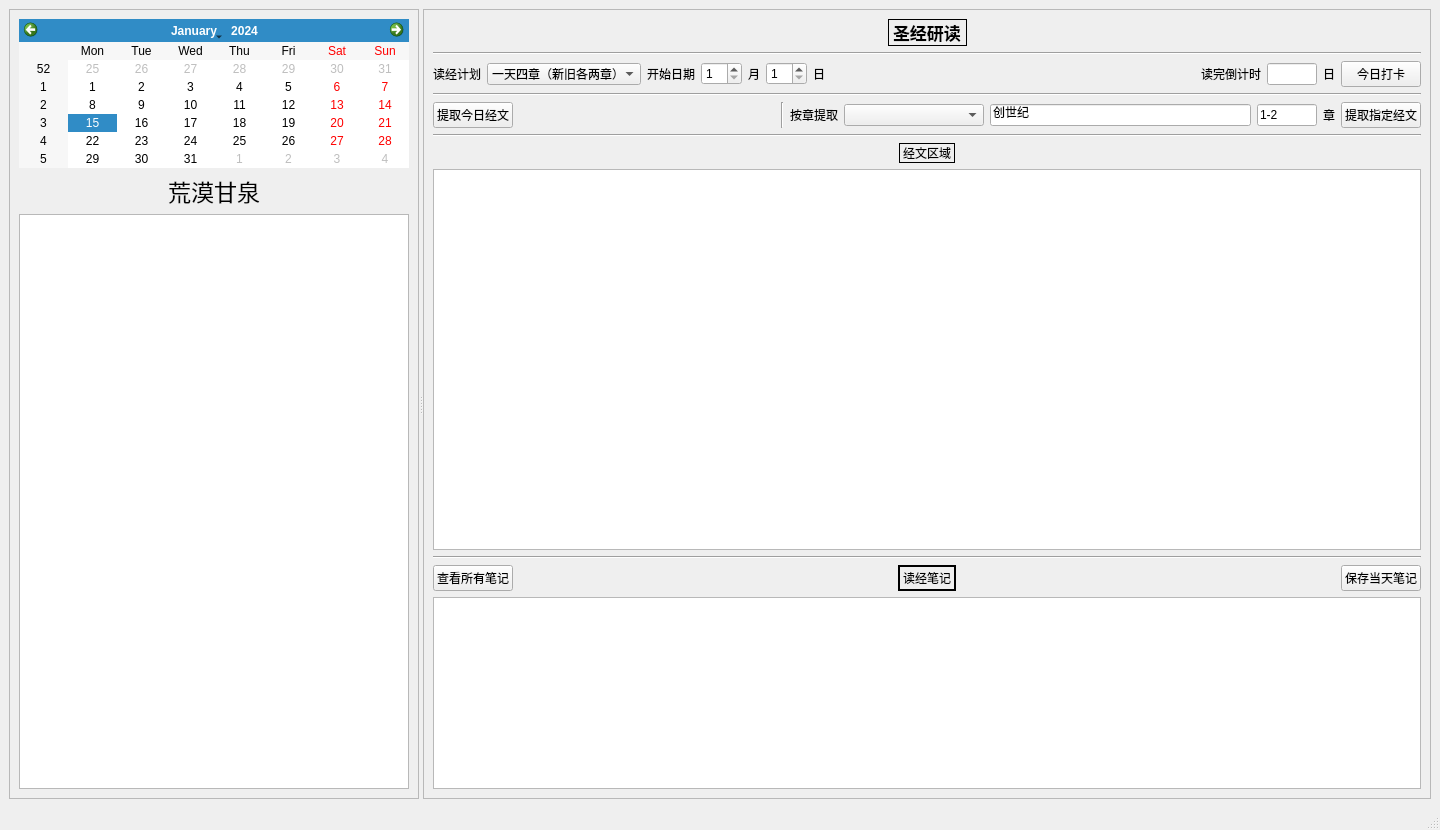
First picture: the form in ui_bible_reading_reminder_new.ui, repository jackey-qiu/message_reminder, before the edit.
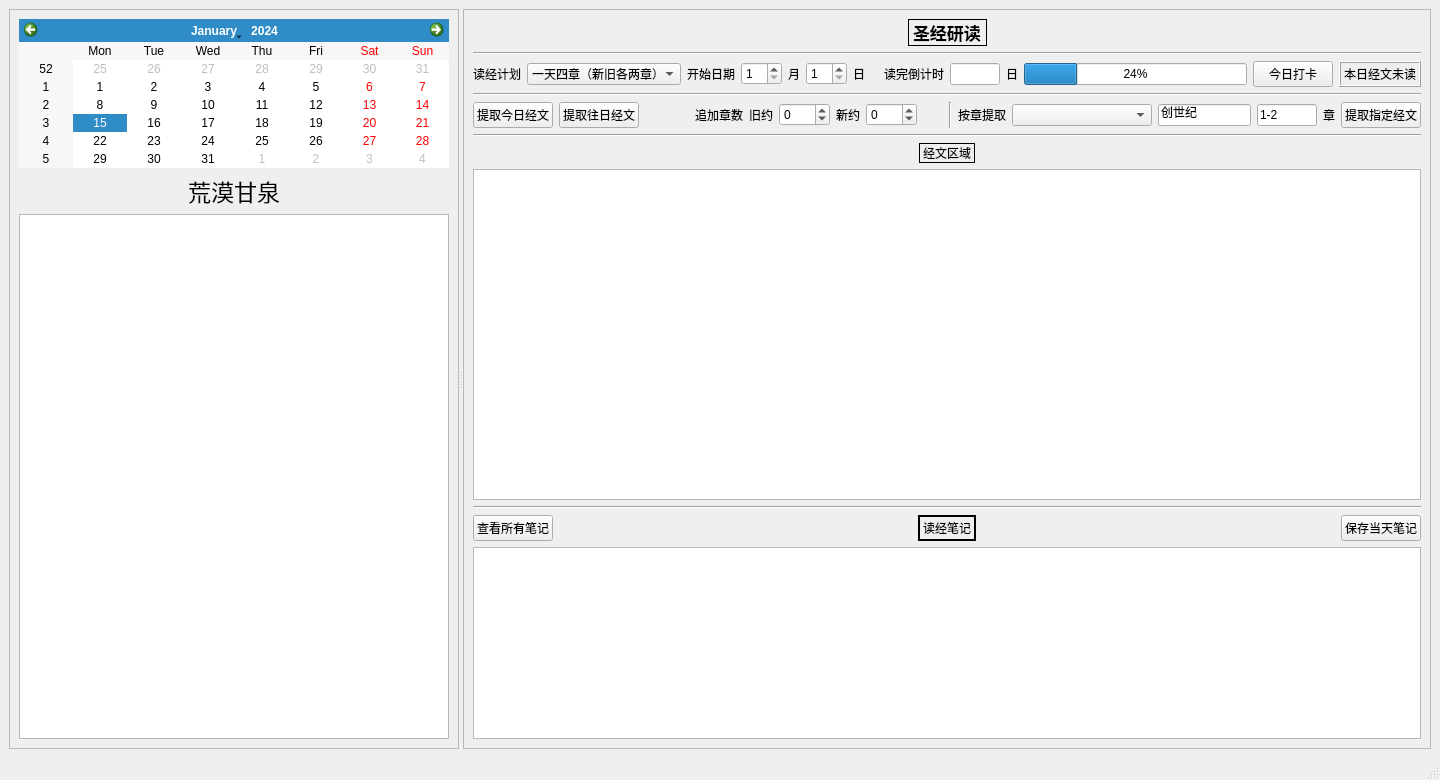
Second picture: the form after the edit.

Commit message: new funtionality to check read or not

```diff
--- a/ui_bible_reading_reminder_new.ui
+++ b/ui_bible_reading_reminder_new.ui
@@ -7,7 +7,7 @@
     <x>0</x>
     <y>0</y>
     <width>1440</width>
-    <height>830</height>
+    <height>780</height>
    </rect>
   </property>
   <property name="windowTitle">
@@ -21,6 +21,18 @@
        <enum>Qt::Horizontal</enum>
       </property>
       <widget class="QFrame" name="frame">
+       <property name="sizePolicy">
+        <sizepolicy hsizetype="Minimum" vsizetype="Preferred">
+         <horstretch>0</horstretch>
+         <verstretch>0</verstretch>
+        </sizepolicy>
+       </property>
+       <property name="minimumSize">
+        <size>
+         <width>450</width>
+         <height>0</height>
+        </size>
+       </property>
        <property name="frameShape">
         <enum>QFrame::StyledPanel</enum>
        </property>
@@ -241,17 +253,11 @@
            </widget>
           </item>
           <item>
-           <spacer name="horizontalSpacer_10">
-            <property name="orientation">
-             <enum>Qt::Horizontal</enum>
+           <widget class="QLabel" name="label_13">
+            <property name="text">
+             <string/>
             </property>
-            <property name="sizeHint" stdset="0">
-             <size>
-              <width>40</width>
-              <height>20</height>
-             </size>
-            </property>
-           </spacer>
+           </widget>
           </item>
           <item>
            <widget class="QLabel" name="label_7">
@@ -284,12 +290,35 @@
            </widget>
           </item>
           <item>
-           <widget class="QPushButton" name="pushButton_3">
+           <widget class="QProgressBar" name="progressBar">
+            <property name="value">
+             <number>24</number>
+            </property>
+           </widget>
+          </item>
+          <item>
+           <widget class="QPushButton" name="pushButton_check">
             <property name="text">
              <string>今日打卡</string>
             </property>
            </widget>
           </item>
+          <item>
+           <widget class="QLabel" name="label_check">
+            <property name="frameShape">
+             <enum>QFrame::Box</enum>
+            </property>
+            <property name="frameShadow">
+             <enum>QFrame::Raised</enum>
+            </property>
+            <property name="text">
+             <string>本日经文未读</string>
+            </property>
+            <property name="wordWrap">
+             <bool>true</bool>
+            </property>
+           </widget>
+          </item>
          </layout>
         </item>
         <item>
@@ -308,6 +337,74 @@
             </property>
            </widget>
           </item>
+          <item>
+           <widget class="QPushButton" name="pushButton_before">
+            <property name="text">
+             <string>提取往日经文</string>
+            </property>
+           </widget>
+          </item>
+          <item>
+           <spacer name="horizontalSpacer_10">
+            <property name="orientation">
+             <enum>Qt::Horizontal</enum>
+            </property>
+            <property name="sizeHint" stdset="0">
+             <size>
+              <width>40</width>
+              <height>20</height>
+             </size>
+            </property>
+           </spacer>
+          </item>
+          <item>
+           <spacer name="horizontalSpacer_11">
+            <property name="orientation">
+             <enum>Qt::Horizontal</enum>
+            </property>
+            <property name="sizeHint" stdset="0">
+             <size>
+              <width>40</width>
+              <height>20</height>
+             </size>
+            </property>
+           </spacer>
+          </item>
+          <item>
+           <widget class="QLabel" name="label_14">
+            <property name="text">
+             <string>追加章数</string>
+            </property>
+           </widget>
+          </item>
+          <item>
+           <widget class="QLabel" name="label_15">
+            <property name="text">
+             <string>旧约</string>
+            </property>
+           </widget>
+          </item>
+          <item>
+           <widget class="QSpinBox" name="spinBox_more_old">
+            <property name="minimum">
+             <number>-100</number>
+            </property>
+           </widget>
+          </item>
+          <item>
+           <widget class="QLabel" name="label_16">
+            <property name="text">
+             <string>新约</string>
+            </property>
+           </widget>
+          </item>
+          <item>
+           <widget class="QSpinBox" name="spinBox_more_new">
+            <property name="minimum">
+             <number>-100</number>
+            </property>
+           </widget>
+          </item>
           <item>
            <spacer name="horizontalSpacer_9">
             <property name="orientation">
```
The commit also changes 4 other files.
